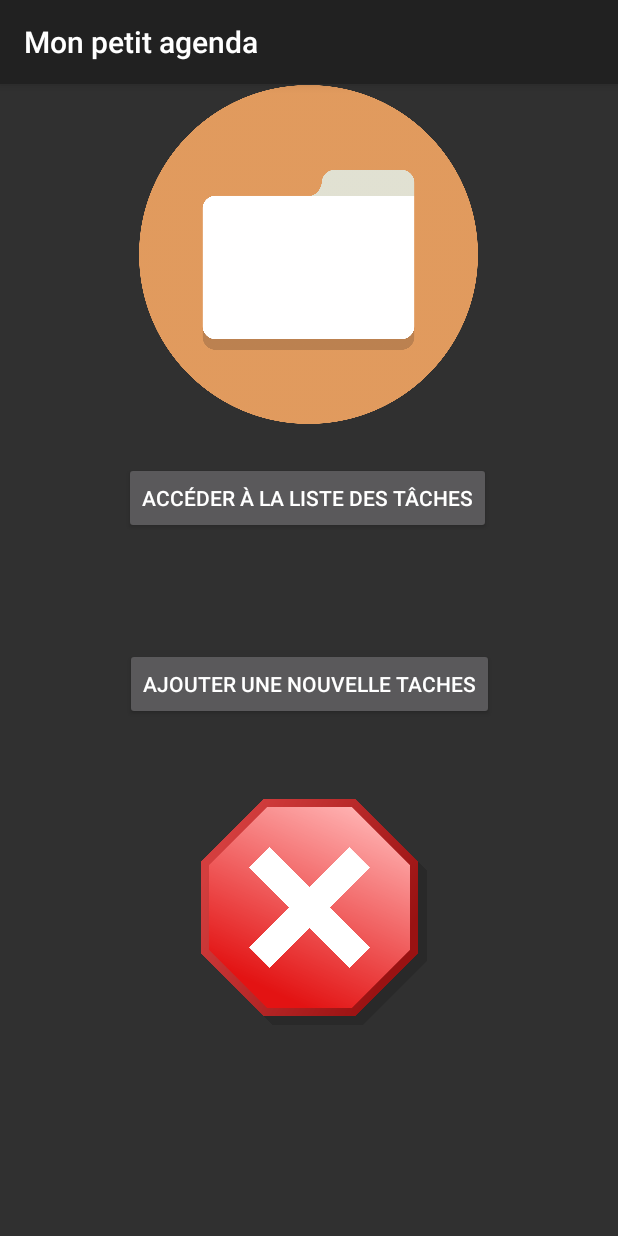
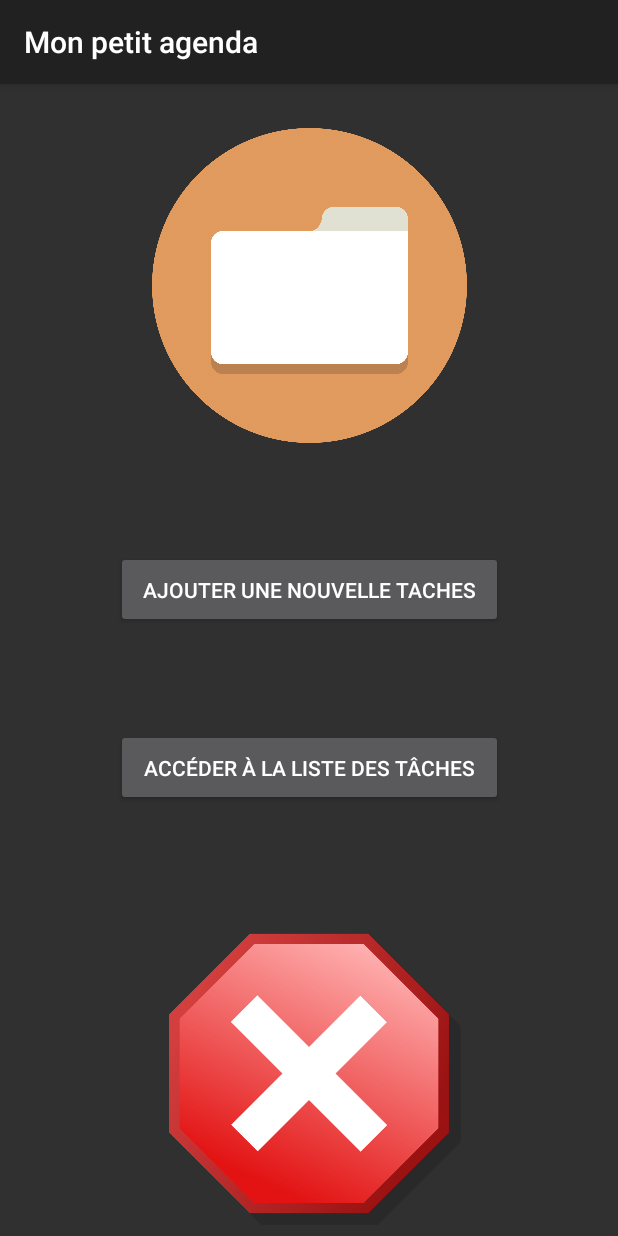
Before and after one commit to Raptoor44/Application_dagenda, an Android app: the Taches_controller screen opened directly, with no data from a screen before it, on a phone screen of 412 x 824 dp. Run offline under Robolectric (Android 15) with nearby library versions, the phone set to English and light mode, and no system bars.

Commit message:
VERISON 2

```diff
--- a/app/src/main/java/com/example/myapplication/controller/MainActivity.java
+++ b/app/src/main/java/com/example/myapplication/controller/MainActivity.java
@@ -55,20 +55,20 @@ public class MainActivity extends AppCompatActivity implements Serializable {
             @Override
             public void onClick(View view) {
 
-                if(Grosse_list.universal_list.size()==0){
+                if (Grosse_list.universal_list.size() == 0) {
 
 
                     ArrayList<List_rubriques> list1 = new ArrayList<List_rubriques>();
 
                     list1 = (ArrayList<List_rubriques>) Serializer.deSerialize(file_name, getApplicationContext());
-                    if(!list1.equals(null)){
+                    if (!list1.equals(null)) {
                         Grosse_list.universal_list = list1;
                     }
 
 
                     Intent otherActivity = new Intent(getApplicationContext(), List_rubriques_process.class);
                     startActivity(otherActivity);
-                }else {
+                } else {
                     Intent otherActivity = new Intent(getApplicationContext(), List_rubriques_process.class);
                     startActivity(otherActivity);
                 }
@@ -89,14 +89,16 @@ public class MainActivity extends AppCompatActivity implements Serializable {
         tout_supprimer.setOnClickListener(new View.OnClickListener() {
             @Override
             public void onClick(View view) {
-                for(List_rubriques rubriques : Grosse_list.universal_list){
-                    Grosse_list.universal_list.remove(rubriques);
+                for (int i = 0; i < Grosse_list.universal_list.size(); i++) {
+
+                    Grosse_list.universal_list.get(i).setValide(false);
+                    Grosse_list.universal_list.remove(i);
+                    finish();
+
                 }
             }
         });
     }
 
 
-
-
 }
--- a/app/src/main/java/com/example/myapplication/controller/Taches_controller.java
+++ b/app/src/main/java/com/example/myapplication/controller/Taches_controller.java
@@ -59,9 +59,10 @@ public class Taches_controller extends AppCompatActivity {
                 Intent intent = new Intent(getApplicationContext(), MainActivity.class);
                 startActivity(intent);
 
-           for(List_rubriques rubriques : Grosse_list.universal_list){
-               if(rubriques.isValide()){
-                   Grosse_list.universal_list.remove(rubriques);
+           for(int i = 0 ; i < Grosse_list.universal_list.size() ; i++){
+               if(Grosse_list.universal_list.get(i).isValide()){
+                   Grosse_list.universal_list.get(i).setValide(false);
+                   Grosse_list.universal_list.remove(i);
                    finish();
                }
            }
--- a/app/src/main/res/layout/activity_taches_controller.xml
+++ b/app/src/main/res/layout/activity_taches_controller.xml
@@ -8,49 +8,53 @@
 
     <Button
         android:id="@+id/button_accéder_list_taches"
-        android:layout_width="wrap_content"
-        android:layout_height="wrap_content"
-        android:layout_marginTop="252dp"
-        android:layout_marginBottom="172dp"
+        android:layout_width="258dp"
+        android:layout_height="51dp"
+        android:layout_marginBottom="71dp"
         android:text="Accéder à la liste des tâches"
-        app:layout_constraintBottom_toTopOf="@+id/imageview_supp_in_tache"
+        app:layout_constraintBottom_toTopOf="@+id/frameLayout5"
         app:layout_constraintEnd_toEndOf="parent"
-        app:layout_constraintHorizontal_bias="0.494"
         app:layout_constraintStart_toStartOf="parent"
-        app:layout_constraintTop_toTopOf="parent"
-        app:layout_constraintVertical_bias="0.0" />
+        app:layout_constraintTop_toBottomOf="@+id/button_acceder_nouvelle_taches" />
 
     <Button
         android:id="@+id/button_acceder_nouvelle_taches"
-        android:layout_width="wrap_content"
-        android:layout_height="wrap_content"
-        android:layout_marginTop="76dp"
+        android:layout_width="258dp"
+        android:layout_height="51dp"
+        android:layout_marginBottom="67dp"
         android:text="ajouter une nouvelle taches"
+        app:layout_constraintBottom_toTopOf="@+id/button_accéder_list_taches"
         app:layout_constraintEnd_toEndOf="parent"
         app:layout_constraintStart_toStartOf="parent"
-        app:layout_constraintTop_toBottomOf="@+id/button_accéder_list_taches" />
-
-    <ImageView
-        android:id="@+id/imageview_supp_in_tache"
-        android:layout_width="166dp"
-        android:layout_height="0dp"
-        android:layout_marginBottom="105dp"
-        app:layout_constraintBottom_toBottomOf="parent"
-        app:layout_constraintEnd_toEndOf="parent"
-        app:layout_constraintStart_toStartOf="parent"
-        app:layout_constraintTop_toBottomOf="@+id/imageView8"
-        app:srcCompat="@drawable/_200px_octagon_delete_svg" />
+        app:layout_constraintTop_toBottomOf="@+id/imageView8" />
 
     <ImageView
         android:id="@+id/imageView8"
-        android:layout_width="226dp"
+        android:layout_width="210dp"
         android:layout_height="0dp"
-        android:layout_marginBottom="208dp"
-        app:layout_constraintBottom_toTopOf="@+id/imageview_supp_in_tache"
+        android:layout_marginTop="27dp"
+        android:layout_marginBottom="70dp"
+        app:layout_constraintBottom_toTopOf="@+id/button_acceder_nouvelle_taches"
         app:layout_constraintEnd_toEndOf="parent"
-        app:layout_constraintHorizontal_bias="0.497"
         app:layout_constraintStart_toStartOf="parent"
         app:layout_constraintTop_toTopOf="parent"
         app:srcCompat="@drawable/circle_icons_folder_svg" />
 
+    <FrameLayout
+        android:id="@+id/frameLayout5"
+        android:layout_width="0dp"
+        android:layout_height="0dp"
+        android:layout_marginBottom="1dp"
+        app:layout_constraintBottom_toBottomOf="parent"
+        app:layout_constraintEnd_toEndOf="parent"
+        app:layout_constraintStart_toStartOf="parent"
+        app:layout_constraintTop_toBottomOf="@+id/button_accéder_list_taches">
+
+        <ImageView
+            android:id="@+id/imageview_supp_in_tache"
+            android:layout_width="match_parent"
+            android:layout_height="match_parent"
+            app:srcCompat="@drawable/_200px_octagon_delete_svg" />
+    </FrameLayout>
+
 </androidx.constraintlayout.widget.ConstraintLayout>
```
